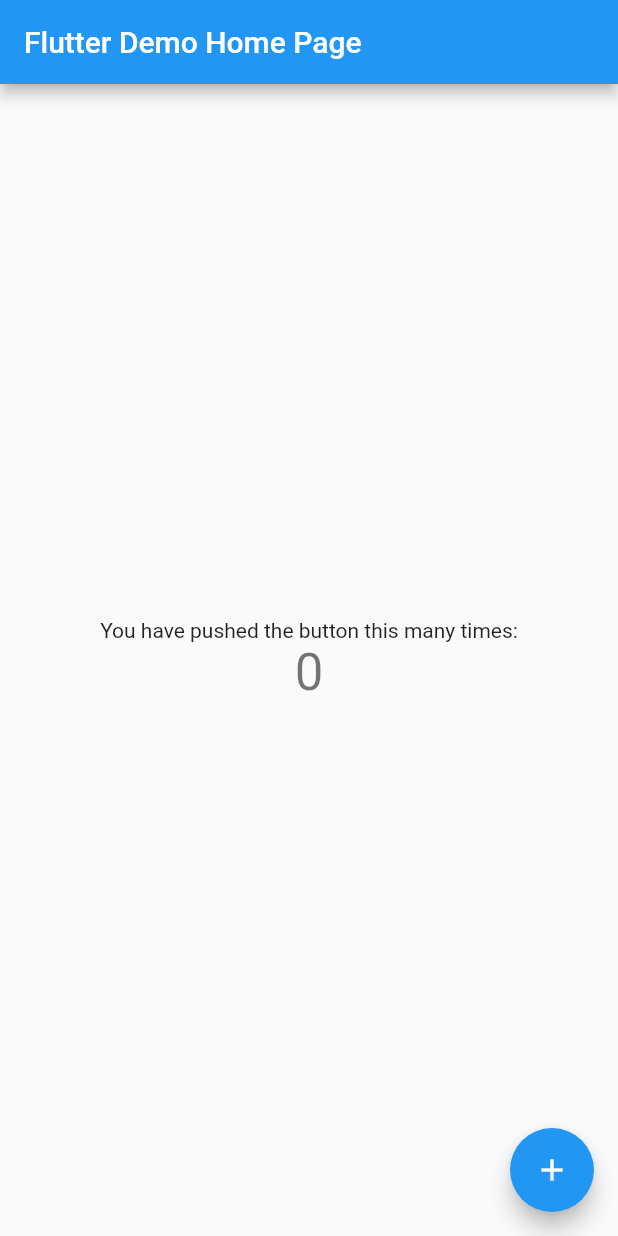
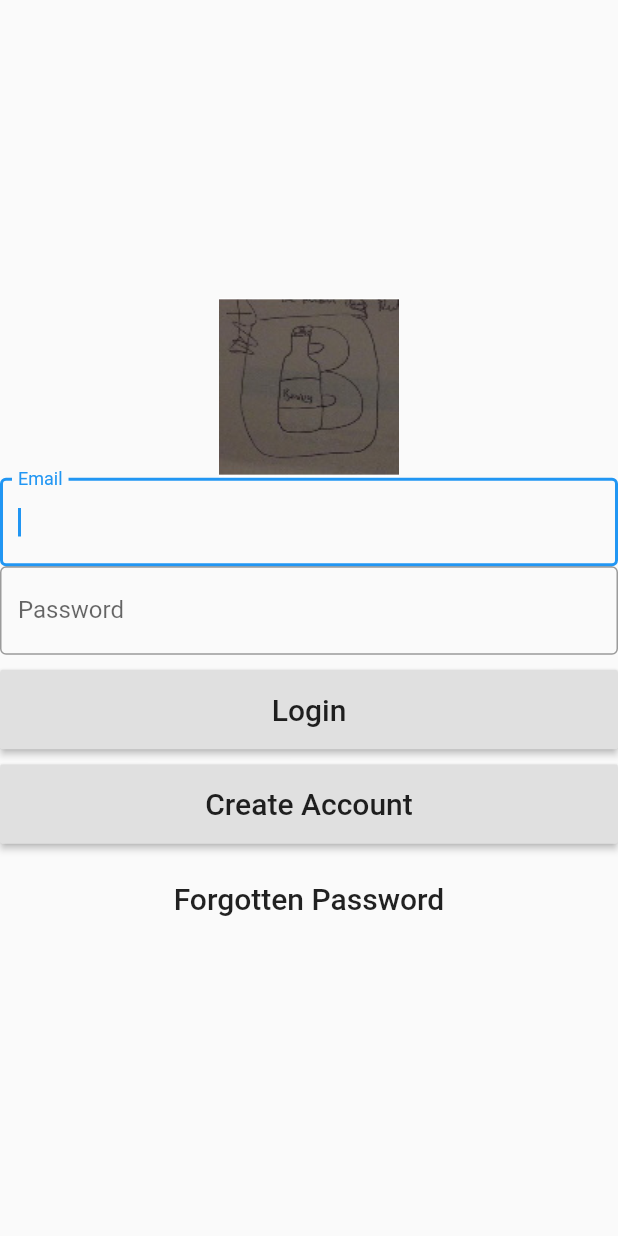
Before and after one commit to joshuajames355/bevvyMobile, a Flutter app: the screen it shows after launch, on a phone screen of 412 x 824 dp. Run offline on Flutter 3.47's test engine with Material 2 defaults, Android fonts, the phone set to English and light mode, and no system bars.

Commit message:
Added simple (non functioning) login screen.

```diff
--- /dev/null
+++ b/lib/login.dart
@@ -0,0 +1,87 @@
+import 'package:flutter/material.dart';
+import 'dart:developer';
+
+class LoginPage extends StatefulWidget {
+  LoginPage({Key key, this.title}) : super(key: key);
+
+  final String title;
+
+  @override
+  _LoginPageState createState() => _LoginPageState();
+}
+
+class _LoginPageState extends State<LoginPage> {
+  @override
+  Widget build(BuildContext context) {
+    return Scaffold(
+      body: Center(
+        child: Column(
+          mainAxisAlignment: MainAxisAlignment.center,
+          children: <Widget>[
+            Image(
+                image: AssetImage(
+                    'images/icon.jpg',
+                    ),
+            ),
+            TextField(
+                autofocus: true,
+                decoration: InputDecoration(
+                    border: OutlineInputBorder(),
+                    labelText: 'Email',
+                ),
+            ),
+            TextField(
+                autofocus: false,
+                decoration: InputDecoration(
+                    border: OutlineInputBorder(),
+                    labelText: 'Password',
+                ),
+            ),
+            new Container (
+                width: double.infinity,
+                margin: const EdgeInsets.only(top: 10.0),
+                child: RaisedButton(
+                    onPressed: (){
+                        log("Press");
+                    },
+                    padding: const EdgeInsets.all(15),
+                    child: Text(
+                        "Login",
+                        style: TextStyle(fontSize: 20.0),
+                    ),
+                )
+            ),
+            new Container (
+                width: double.infinity,
+                margin: const EdgeInsets.only(top: 10.0),
+                child: RaisedButton(
+                    onPressed: (){
+                        log("Press");
+                    },
+                    padding: const EdgeInsets.all(15),
+                    child: Text(
+                        "Create Account",
+                        style: TextStyle(fontSize: 20.0),
+                    ),
+                )
+            ),
+            new Container (
+                width: double.infinity,
+                margin: const EdgeInsets.only(top: 10.0),
+                child: FlatButton(
+                    onPressed: (){
+                        log("Press");
+                    },
+                    padding: const EdgeInsets.all(15),
+                    child: Text(
+                        "Forgotten Password",
+                        style: TextStyle(fontSize: 20.0),
+                    ),
+                )
+            ),
+          ],
+        ),
+      ),
+    );
+  }
+}
--- a/lib/main.dart
+++ b/lib/main.dart
@@ -1,4 +1,5 @@
 import 'package:flutter/material.dart';
+import "login.dart";
 
 void main() => runApp(MyApp());
 
@@ -7,7 +8,7 @@ class MyApp extends StatelessWidget {
   @override
   Widget build(BuildContext context) {
     return MaterialApp(
-      title: 'Flutter Demo',
+      title: 'Bevvy',
       theme: ThemeData(
         // This is the theme of your application.
         //
@@ -20,92 +21,7 @@ class MyApp extends StatelessWidget {
         // is not restarted.
         primarySwatch: Colors.blue,
       ),
-      home: MyHomePage(title: 'Flutter Demo Home Page'),
+      home: LoginPage(),
     );
   }
 }
-
-class MyHomePage extends StatefulWidget {
-  MyHomePage({Key key, this.title}) : super(key: key);
-
-  // This widget is the home page of your application. It is stateful, meaning
-  // that it has a State object (defined below) that contains fields that affect
-  // how it looks.
-
-  // This class is the configuration for the state. It holds the values (in this
-  // case the title) provided by the parent (in this case the App widget) and
-  // used by the build method of the State. Fields in a Widget subclass are
-  // always marked "final".
-
-  final String title;
-
-  @override
-  _MyHomePageState createState() => _MyHomePageState();
-}
-
-class _MyHomePageState extends State<MyHomePage> {
-  int _counter = 0;
-
-  void _incrementCounter() {
-    setState(() {
-      // This call to setState tells the Flutter framework that something has
-      // changed in this State, which causes it to rerun the build method below
-      // so that the display can reflect the updated values. If we changed
-      // _counter without calling setState(), then the build method would not be
-      // called again, and so nothing would appear to happen.
-      _counter++;
-    });
-  }
-
-  @override
-  Widget build(BuildContext context) {
-    // This method is rerun every time setState is called, for instance as done
-    // by the _incrementCounter method above.
-    //
-    // The Flutter framework has been optimized to make rerunning build methods
-    // fast, so that you can just rebuild anything that needs updating rather
-    // than having to individually change instances of widgets.
-    return Scaffold(
-      appBar: AppBar(
-        // Here we take the value from the MyHomePage object that was created by
-        // the App.build method, and use it to set our appbar title.
-        title: Text(widget.title),
-      ),
-      body: Center(
-        // Center is a layout widget. It takes a single child and positions it
-        // in the middle of the parent.
-        child: Column(
-          // Column is also layout widget. It takes a list of children and
-          // arranges them vertically. By default, it sizes itself to fit its
-          // children horizontally, and tries to be as tall as its parent.
-          //
-          // Invoke "debug painting" (press "p" in the console, choose the
-          // "Toggle Debug Paint" action from the Flutter Inspector in Android
-          // Studio, or the "Toggle Debug Paint" command in Visual Studio Code)
-          // to see the wireframe for each widget.
-          //
-          // Column has various properties to control how it sizes itself and
-          // how it positions its children. Here we use mainAxisAlignment to
-          // center the children vertically; the main axis here is the vertical
-          // axis because Columns are vertical (the cross axis would be
-          // horizontal).
-          mainAxisAlignment: MainAxisAlignment.center,
-          children: <Widget>[
-            Text(
-              'You have pushed the button this many times:',
-            ),
-            Text(
-              '$_counter',
-              style: Theme.of(context).textTheme.display1,
-            ),
-          ],
-        ),
-      ),
-      floatingActionButton: FloatingActionButton(
-        onPressed: _incrementCounter,
-        tooltip: 'Increment',
-        child: Icon(Icons.add),
-      ), // This trailing comma makes auto-formatting nicer for build methods.
-    );
-  }
-}
--- a/pubspec.yaml
+++ b/pubspec.yaml
@@ -41,9 +41,10 @@ flutter:
   uses-material-design: true
 
   # To add assets to your application, add an assets section, like this:
-  # assets:
-  #  - images/a_dot_burr.jpeg
+  assets:
+    - images/icon.jpg
   #  - images/a_dot_ham.jpeg
+
 
   # An image asset can refer to one or more resolution-specific "variants", see
   # https://flutter.dev/assets-and-images/#resolution-aware.
```
Also changed, not shown: images/icon.jpg (added), 1 other file.
